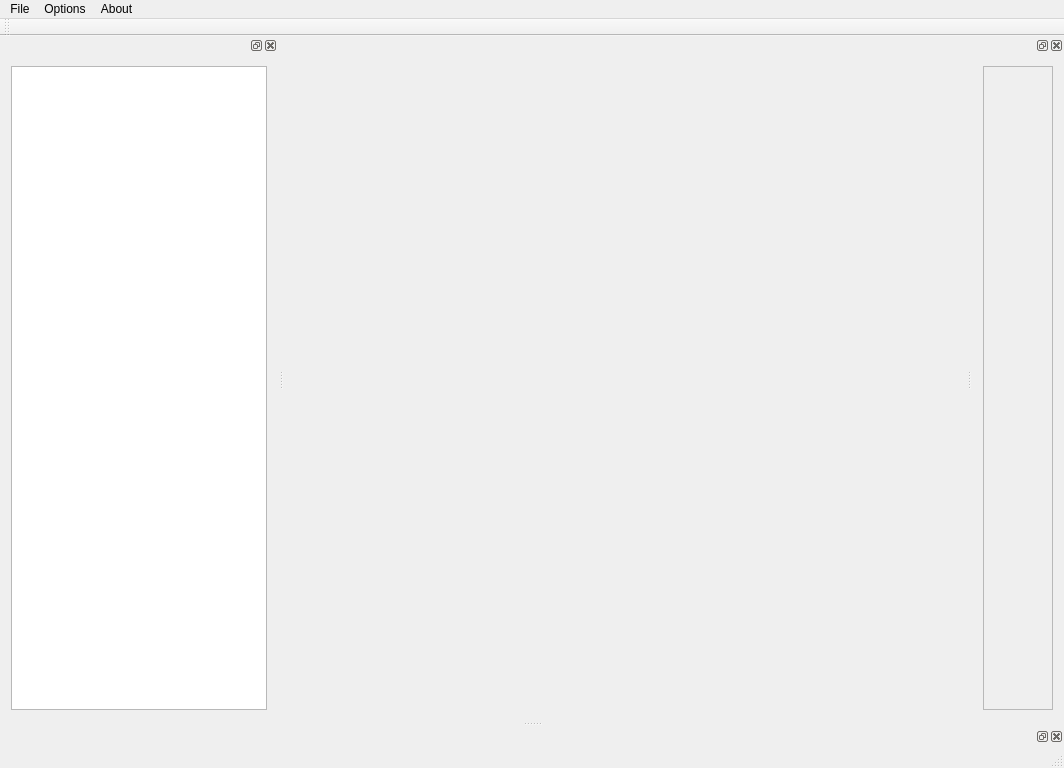
Old version of the form v2.5/GEAR Studio/geareditor.ui in the repository andyreimann/gear.
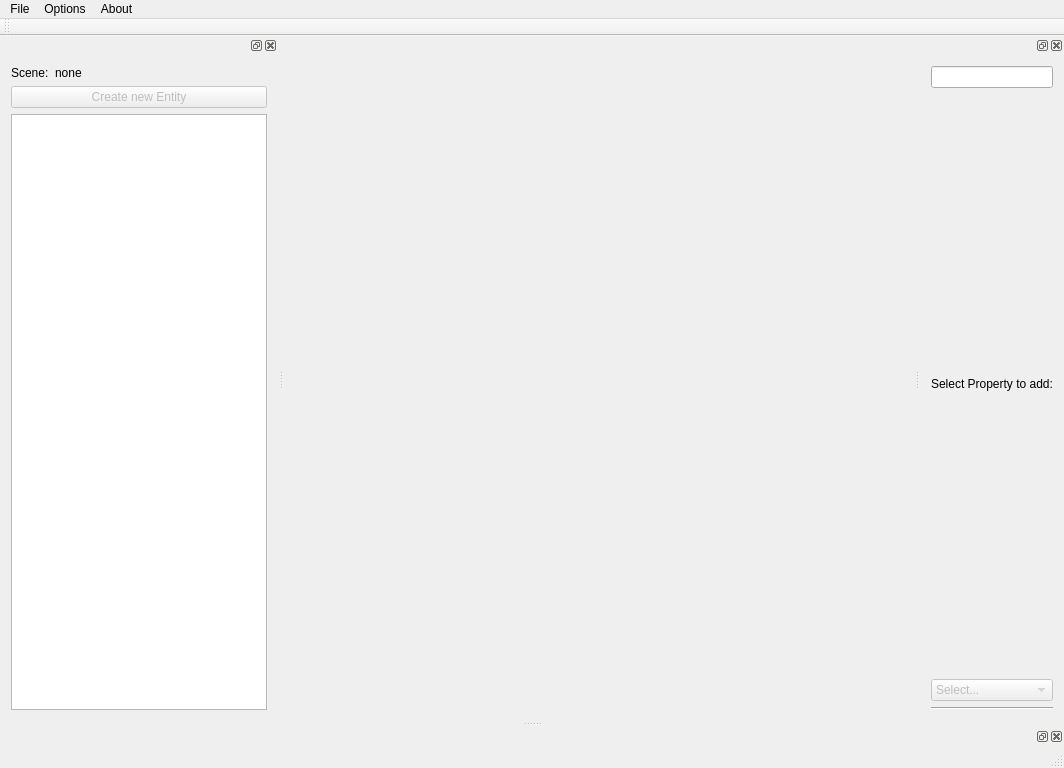
New version of the form. Custom widgets are drawn as their Qt base class.

Commit message: * added logic for selecting entities in editor  * added first implementation of MeshPropertyTab having a separated UI file and class implementation with a foldable design for the tab content  * added new event for entity selection changed  * added file selection for mesh tab  * added drop down with core properties already contained (will be dynamic and extendable later)

The edit to the form file:
```diff
--- a/v2.5/GEAR Studio/geareditor.ui
+++ b/v2.5/GEAR Studio/geareditor.ui
@@ -79,6 +79,46 @@
    </attribute>
    <widget class="QWidget" name="dockWidgetContents_15">
     <layout class="QVBoxLayout" name="verticalLayout">
+     <item>
+      <layout class="QHBoxLayout" name="horizontalLayout" stretch="0,0">
+       <item>
+        <widget class="QLabel" name="label_2">
+         <property name="sizePolicy">
+          <sizepolicy hsizetype="Preferred" vsizetype="Preferred">
+           <horstretch>0</horstretch>
+           <verstretch>0</verstretch>
+          </sizepolicy>
+         </property>
+         <property name="text">
+          <string>Scene:</string>
+         </property>
+        </widget>
+       </item>
+       <item>
+        <widget class="QLabel" name="sceneNameLabel">
+         <property name="sizePolicy">
+          <sizepolicy hsizetype="Preferred" vsizetype="Preferred">
+           <horstretch>1</horstretch>
+           <verstretch>0</verstretch>
+          </sizepolicy>
+         </property>
+         <property name="text">
+          <string>none</string>
+         </property>
+        </widget>
+       </item>
+      </layout>
+     </item>
+     <item>
+      <widget class="QPushButton" name="createEntity">
+       <property name="enabled">
+        <bool>false</bool>
+       </property>
+       <property name="text">
+        <string>Create new Entity</string>
+       </property>
+      </widget>
+     </item>
      <item>
       <widget class="ComponentListView" name="componentListView"/>
      </item>
@@ -86,26 +126,87 @@
    </widget>
   </widget>
   <widget class="QDockWidget" name="propertiesWindow">
+   <property name="sizePolicy">
+    <sizepolicy hsizetype="Preferred" vsizetype="Minimum">
+     <horstretch>0</horstretch>
+     <verstretch>0</verstretch>
+    </sizepolicy>
+   </property>
    <attribute name="dockWidgetArea">
     <number>2</number>
    </attribute>
-   <widget class="QWidget" name="dockWidgetContents_16">
+   <widget class="QWidget" name="propertiesRoot">
+    <property name="sizePolicy">
+     <sizepolicy hsizetype="Expanding" vsizetype="Minimum">
+      <horstretch>0</horstretch>
+      <verstretch>0</verstretch>
+     </sizepolicy>
+    </property>
     <layout class="QVBoxLayout" name="verticalLayout">
      <item>
-      <widget class="QScrollArea" name="propertiesScrollArea">
-       <property name="widgetResizable">
+      <widget class="QLineEdit" name="lineEdit">
+       <property name="alignment">
+        <set>Qt::AlignLeading|Qt::AlignLeft|Qt::AlignTop</set>
+       </property>
+       <property name="readOnly">
         <bool>true</bool>
        </property>
-       <widget class="QWidget" name="scrollAreaWidgetContents">
-        <property name="geometry">
-         <rect>
-          <x>0</x>
-          <y>0</y>
-          <width>69</width>
-          <height>631</height>
-         </rect>
+      </widget>
+     </item>
+     <item>
+      <widget class="QLabel" name="label">
+       <property name="text">
+        <string>Select Property to add:</string>
+       </property>
+      </widget>
+     </item>
+     <item>
+      <widget class="QComboBox" name="comboBox">
+       <property name="enabled">
+        <bool>false</bool>
+       </property>
+       <item>
+        <property name="text">
+         <string>Select...</string>
         </property>
-       </widget>
+       </item>
+       <item>
+        <property name="text">
+         <string>-----------------</string>
+        </property>
+       </item>
+       <item>
+        <property name="text">
+         <string>Animation</string>
+        </property>
+       </item>
+       <item>
+        <property name="text">
+         <string>C++ Scripts</string>
+        </property>
+       </item>
+       <item>
+        <property name="text">
+         <string>Material</string>
+        </property>
+       </item>
+       <item>
+        <property name="text">
+         <string>Mesh</string>
+        </property>
+       </item>
+       <item>
+        <property name="text">
+         <string>Transformation</string>
+        </property>
+       </item>
+      </widget>
+     </item>
+     <item>
+      <widget class="Line" name="line">
+       <property name="orientation">
+        <enum>Qt::Horizontal</enum>
+       </property>
       </widget>
      </item>
     </layout>
```
Left out of the diff: 3 changed lines with no effect on the pictures. The commit also changes 31 other files.
